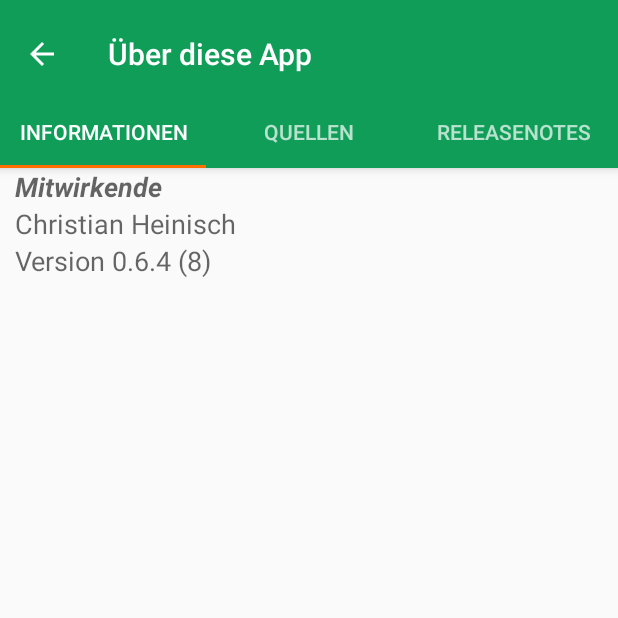
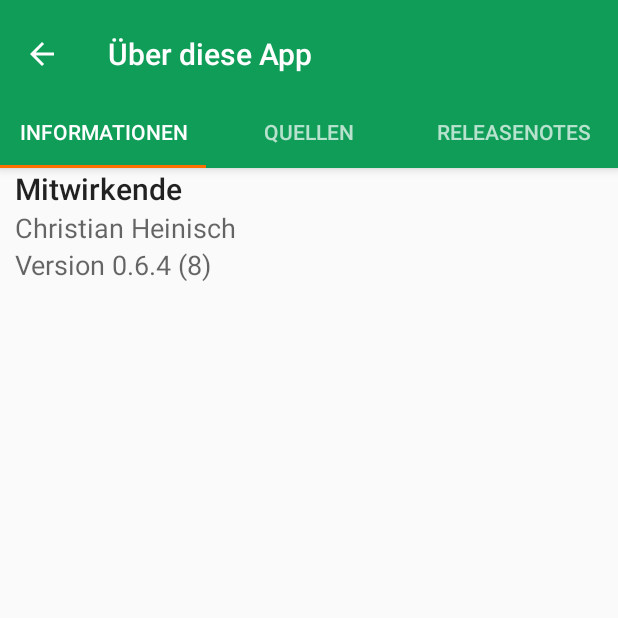
Before and after one commit to cheinisch/petcheck, an Android app: the Tab1Fragment screen opened directly, with no data from a screen before it, on a phone screen of 412 x 824 dp, the top half of it. Run offline under Robolectric (Android 15) with nearby library versions, the phone set to English and light mode, and no system bars; pictures from the network do not load.

Commit message:
Änderungen am Layout

```diff
--- a/app/src/main/assets/rabbit-de-data.json
+++ b/app/src/main/assets/rabbit-de-data.json
@@ -9,7 +9,7 @@
     "Titel":"Beschäftigung",
     "Beschreibung":"Wie verbringen die Kaninchen die Zeit?",
     "URL":"https://upload.wikimedia.org/wikipedia/commons/d/d2/Carrots_with_stems.jpg",
-    "Langtext":"Kaninchen sind sehr intelligente Tiere, sie wollen und müssen beschäftigt werden. Sie entdecken gerne neue Sachen und freuen sich über das ein oder andere Spiel (Intelligenzspielzeug, Klickertraining, usw.) oder den Umbau des Geheges. Wenn die kleinen nichts zum Erkunden haben, werden sie träge und entwickeln Verhaltensauffälligkeiten. Sowie z.B. das Gitterknabbern.\nNur wenn die Kaninchen geistig fit gehalten werden und regelmäßig die Welt entdecken können, sind die Tiere interessant zu beobachten. Wenn dies nicht passiert, wirken die Tiere langweilig und werden schnell vernachlässigt."
+    "Langtext":"Kaninchen sind sehr intelligente Tiere, sie wollen und müssen beschäftigt werden. Sie entdecken gerne neue Sachen und freuen sich über das ein oder andere Spiel (Intelligenzspielzeug, Klickertraining, usw.) oder den Umbau des Geheges. Wenn die kleinen nichts zum Erkunden haben, werden sie träge und entwickeln Verhaltensauffälligkeiten. Sowie z.B. das Gitterknabbern.\n\nNur wenn die Kaninchen geistig fit gehalten werden und regelmäßig die Welt entdecken können, sind die Tiere interessant zu beobachten. Wenn dies nicht passiert, wirken die Tiere langweilig und werden schnell vernachlässigt."
   },
   {
     "Titel":"Futter",
--- a/app/src/main/res/layout-v21/detailsinformation.xml
+++ b/app/src/main/res/layout-v21/detailsinformation.xml
@@ -20,7 +20,7 @@
         android:layout_height="wrap_content"
         android:id="@+id/textDetailContent"
         android:textAppearance="@android:style/TextAppearance.Material.Medium"
-        android:paddingTop="10dp"
-        android:paddingBottom="10dp" />
+        android:paddingTop="@dimen/abstand"
+        android:paddingBottom="@dimen/abstand" />
 
 </LinearLayout>
--- a/app/src/main/res/layout-v21/fragment_rabbit_check.xml
+++ b/app/src/main/res/layout-v21/fragment_rabbit_check.xml
@@ -4,7 +4,9 @@
     android:layout_width="match_parent"
     android:layout_height="match_parent"
     tools:context="de.christian_heinisch.petcheck.RabbitCheckFragment"
-    android:id="@+id/Fragment_Check">
+    android:id="@+id/Fragment_Check"
+    android:paddingLeft="@dimen/abstand"
+    android:paddingRight="@dimen/abstand">
 
     <!-- TODO: Update blank fragment layout -->
 
--- a/app/src/main/res/layout-v21/fragment_tab1.xml
+++ b/app/src/main/res/layout-v21/fragment_tab1.xml
@@ -1,52 +1,32 @@
-<FrameLayout xmlns:android="http://schemas.android.com/apk/res/android"
+<LinearLayout xmlns:android="http://schemas.android.com/apk/res/android"
     xmlns:tools="http://schemas.android.com/tools"
     android:layout_width="match_parent"
     android:layout_height="match_parent"
-    tools:context="de.christian_heinisch.petcheck.Tab1Fragment">
+    tools:context="de.christian_heinisch.petcheck.Tab1Fragment"
+    android:orientation="vertical"
+    android:paddingLeft="@dimen/abstand"
+    android:paddingRight="@dimen/abstand">
 
     <!-- TODO: Update blank fragment layout -->
-    <TableLayout
-        android:layout_width="match_parent"
-        android:layout_height="match_parent"
-        android:paddingLeft="10dp">
-
-        <TableRow
-            android:layout_width="match_parent"
-            android:layout_height="match_parent" >
-
     <TextView
         android:text="@string/mitwirkende_title"
-                android:layout_width="wrap_content"
+        android:layout_width="match_parent"
         android:layout_height="wrap_content"
         android:id="@+id/textView9"
-                android:textAppearance="@android:style/TextAppearance.Material.Medium"
-                android:textStyle="normal|bold|italic"/>
-        </TableRow>
-
-        <TableRow
-            android:layout_width="match_parent"
-            android:layout_height="match_parent" >
+        android:textAppearance="@android:style/TextAppearance.Material.Title" />
 
     <TextView
         android:text="@string/mitwirkende"
-                android:layout_width="wrap_content"
+        android:layout_width="match_parent"
         android:layout_height="wrap_content"
         android:id="@+id/textView11"
         android:textAppearance="@android:style/TextAppearance.Material.Medium"/>
-        </TableRow>
-
-        <TableRow
-            android:layout_width="match_parent"
-            android:layout_height="match_parent" >
 
     <TextView
         android:text="@string/version"
-                android:layout_width="wrap_content"
+        android:layout_width="match_parent"
         android:layout_height="wrap_content"
         android:id="@+id/textVersion"
         android:textAppearance="@android:style/TextAppearance.Material.Medium"/>
-        </TableRow>
 
-    </TableLayout>
-
-</FrameLayout>
+</LinearLayout>
--- a/app/src/main/res/layout-v21/fragment_tab3.xml
+++ b/app/src/main/res/layout-v21/fragment_tab3.xml
@@ -21,8 +21,8 @@
                 android:layout_height="wrap_content"
                 android:id="@+id/textReleasenote"
                 android:textAppearance="@android:style/TextAppearance.Material.Medium"
-                android:paddingRight="10dp"
-                android:paddingLeft="10dp" />
+                android:paddingRight="@dimen/abstand"
+                android:paddingLeft="@dimen/abstand" />
         </LinearLayout>
     </android.support.v4.widget.NestedScrollView>
 
--- a/app/src/main/res/layout/fragment_rabbit_check.xml
+++ b/app/src/main/res/layout/fragment_rabbit_check.xml
@@ -4,7 +4,9 @@
     android:layout_width="match_parent"
     android:layout_height="match_parent"
     tools:context="de.christian_heinisch.petcheck.RabbitCheckFragment"
-    android:id="@+id/Fragment_Check">
+    android:id="@+id/Fragment_Check"
+    android:paddingLeft="10dp"
+    android:paddingRight="10dp">
 
     <!-- TODO: Update blank fragment layout -->
 
--- a/app/src/main/res/values/dimens.xml
+++ b/app/src/main/res/values/dimens.xml
@@ -10,4 +10,6 @@
     <dimen name="app_bar_height">200dp</dimen>
     <dimen name="item_width">200dp</dimen>
     <dimen name="appbar_padding_top">8dp</dimen>
+
+    <dimen name="abstand">10dp</dimen>
 </resources>
```
Also changed, not shown: app/src/main/res/layout-v21/fragment_allgemeines.xml (+8 -8 lines), app/src/main/res/layout-v21/fragment_tab2.xml (+9 -9 lines), app/src/main/res/layout-v21/item_user.xml (+6 -6 lines). Lines whose indentation alone changed are shown as unchanged.
